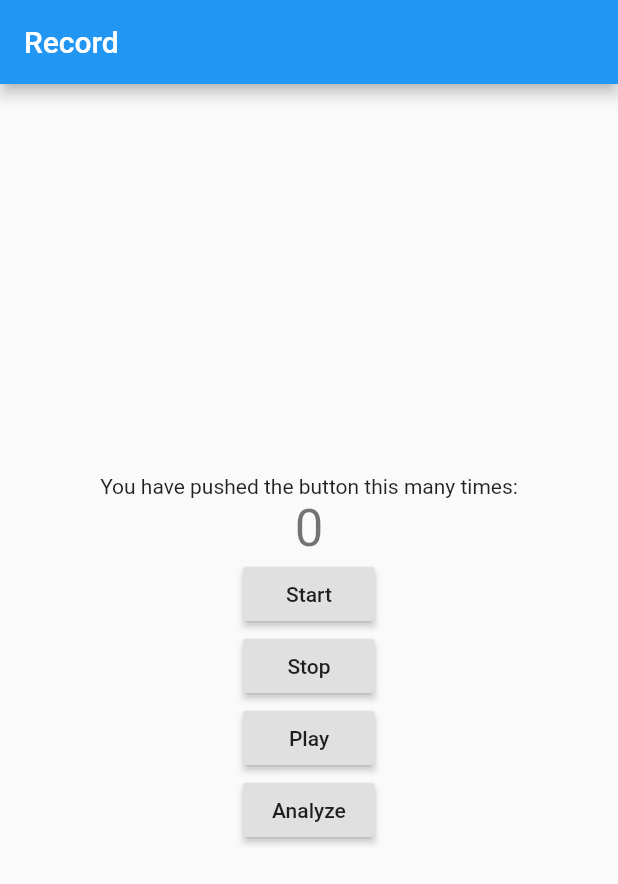
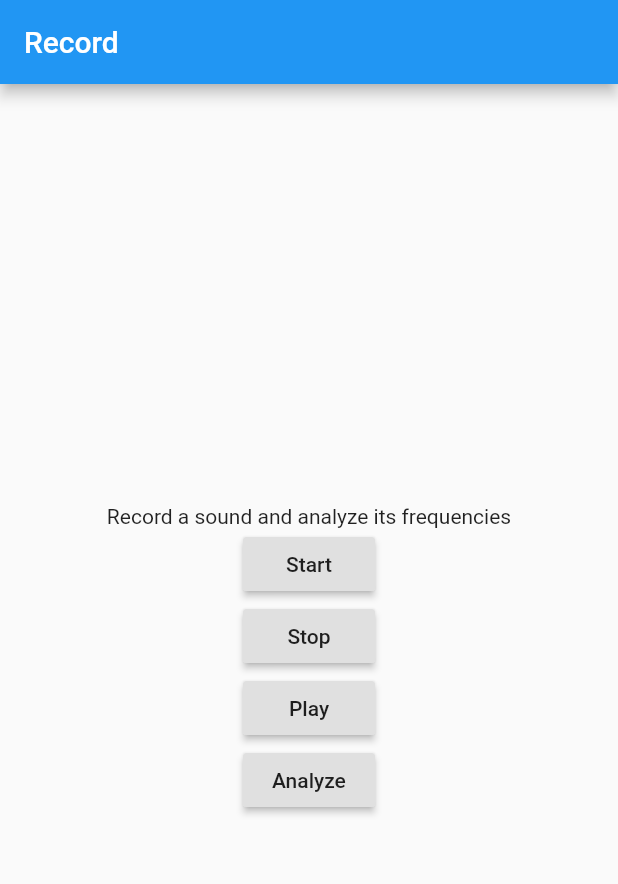
Before and after one commit to MagicPoulp/audio_analyzer, a Flutter app: the screen it shows after launch, on a phone screen of 412 x 824 dp. Shown: the top 884 px of the screen. Run offline on Flutter 3.47's test engine with Material 2 defaults, Android fonts, the phone set to English and light mode, and no system bars; our stand-ins replace assets_audio_player, charts_flutter; missing offline and left inert: fft, flutter_audio_recorder, my_complex.

```diff
--- a/lib/main.dart
+++ b/lib/main.dart
@@ -118,11 +118,7 @@ class _MyHomePageState extends State<MyHomePage> {
           mainAxisAlignment: MainAxisAlignment.center,
           children: <Widget>[
             Text(
-              'You have pushed the button this many times:',
-            ),
-            Text(
-              '$_counter',
-              style: Theme.of(context).textTheme.headline4,
+              'Record a sound and analyze its frequencies',
             ),
             new RaisedButton(
               onPressed: _start,
--- a/pubspec.yaml
+++ b/pubspec.yaml
@@ -29,6 +29,8 @@ dependencies:
   fft: ^0.2.0
   #smart_signal_processing: ^2.1.1
   charts_flutter: ^0.9.0
+  #charts_common: 0.9.0
+  intl: '>=0.15.2 < 0.17.0'
 
 # The following adds the Cupertino Icons font to your application.
   # Use with the CupertinoIcons class for iOS style icons.
```
Also changed, not shown: lib/FftPlot.dart (+17 -3 lines), pubspec.lock.
